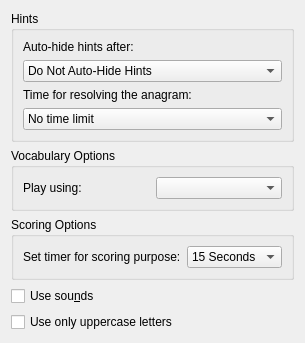
Old version of the form src/desktop/mainsettingswidget.ui in the repository KDE/kanagram.
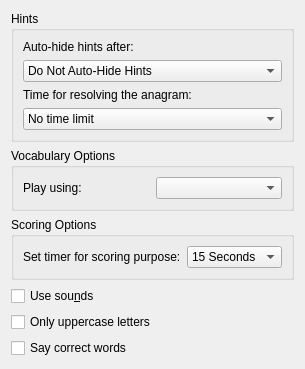
New version of the form.

Commit message:
Add say correct words feature.
Patch by Debjit Mondal <debjitmondal05@gmail.com>
Add a new option to speak correct words.
New option is enabled by default.
If enabled correctly typed words are spoken by playing the associated sound file.
Reveal word also plays the sound file associated with a word.
Also some whitespace fixes in the changed files.
TODO: Add text to speech for words that don't have sound files associated with them.

The edit to the form file:
```diff
--- a/src/desktop/mainsettingswidget.ui
+++ b/src/desktop/mainsettingswidget.ui
@@ -179,7 +179,17 @@
       <string>Use Uppercase.</string>
      </property>
      <property name="text" >
-      <string>Use only uppercase letters</string>
+      <string>Only uppercase letters</string>
+     </property>
+    </widget>
+   </item>
+   <item>
+    <widget class="QCheckBox" name="kcfg_enablePronunciation" >
+     <property name="whatsThis" >
+      <string>Turn pronunciations on or off.</string>
+     </property>
+     <property name="text" >
+      <string>Say correct words</string>
      </property>
     </widget>
    </item>
```
Left out of the diff: 3 changed lines with no effect on the pictures. The commit also changes 5 other files.
